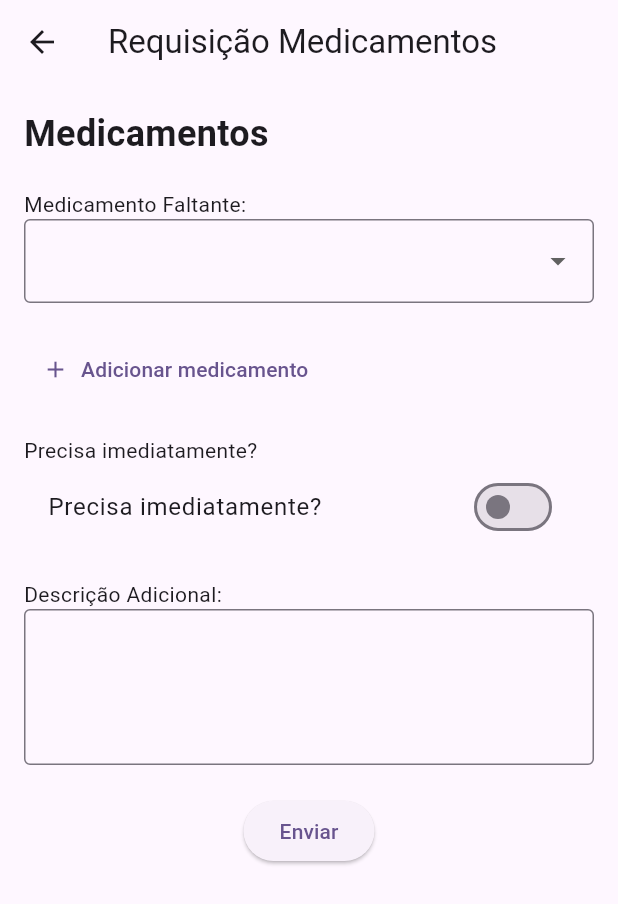
After one commit to paulo-evangelista/pilltrackr, a Flutter app: the screen it shows after launch, after a tap on "Create New Request", on a phone screen of 412 x 824 dp. The commit adds this screen. Shown: the top 904 px of the screen. Run offline on Flutter 3.47's test engine with Material 3 defaults, Android fonts, the phone set to English and light mode, and no system bars.

Commit message:
feat(flutter): request integration back-front

```diff
--- a/src/frontend/lib/main.dart
+++ b/src/frontend/lib/main.dart
@@ -1,6 +1,6 @@
 import 'package:flutter/material.dart';
 import 'package:frontend/views/enfermagem/requests.dart';
-import './views/enfermagem/requests.dart';
+import 'package:frontend/views/enfermagem/home.dart';
 
 void main() {
   runApp(const MyApp());
@@ -19,7 +19,7 @@ class MyApp extends StatelessWidget {
         useMaterial3: true,
       ),
       //home: const MyHomePage(title: 'Flutter Demo Home Page'),
-      home: MyRequests(),
+      home: HomeScreen(),
     );
   }
 }
--- /dev/null
+++ b/src/frontend/lib/views/enfermagem/home.dart
@@ -0,0 +1,43 @@
+import 'package:flutter/material.dart';
+import 'package:frontend/views/enfermagem/requests.dart';
+import 'package:frontend/views/enfermagem/new_request.dart';
+
+class HomeScreen extends StatelessWidget {
+  @override
+  Widget build(BuildContext context) {
+    return Scaffold(
+      appBar: AppBar(title: Text('Home')),
+      body: Center(
+        child: Column(
+          mainAxisAlignment: MainAxisAlignment.center,
+          children: [
+            Text(
+              'Welcome!',
+              style: TextStyle(fontSize: 32, fontWeight: FontWeight.bold),
+            ),
+            SizedBox(height: 20),
+            ElevatedButton(
+              onPressed: () {
+                Navigator.push(
+                  context,
+                  MaterialPageRoute(builder: (context) => NewRequest()),
+                );
+              },
+              child: Text('Create New Request'),
+            ),
+            SizedBox(height: 10),
+            ElevatedButton(
+              onPressed: () {
+                Navigator.push(
+                  context,
+                  MaterialPageRoute(builder: (context) => MyRequests()),
+                );
+              },
+              child: Text('View Requests'),
+            ),
+          ],
+        ),
+      ),
+    );
+  }
+}
--- /dev/null
+++ b/src/frontend/lib/views/enfermagem/new_request.dart
@@ -0,0 +1,134 @@
+import 'package:flutter/material.dart';
+import 'package:http/http.dart' as http;
+import 'dart:convert';
+
+class NewRequest extends StatefulWidget {
+  @override
+  _NewRequestState createState() => _NewRequestState();
+}
+
+class _NewRequestState extends State<NewRequest> {
+  final List<String> _medicines = ['Aspirina', 'Paracetamol', 'Ibuprofeno'];
+  String? _selectedMedicine;
+  bool _isImmediate = false;
+  final TextEditingController _descriptionController = TextEditingController();
+
+  Future<void> _sendRequest() async {
+    if (_selectedMedicine == null || _descriptionController.text.isEmpty) {
+      ScaffoldMessenger.of(context).showSnackBar(
+        SnackBar(content: Text('Por favor, preencha todos os campos.')),
+      );
+      return;
+    }
+
+    final url = Uri.parse('http://192.168.43.120:8080/request/create');
+    final token = 'token';
+    final headers = {
+      'Content-Type': 'application/json',
+      'Authorization': 'Bearer $token',
+      };
+    final body = json.encode({
+      // 'medicamento': _selectedMedicine,
+      // 'imediato': _isImmediate,
+      // 'descricao': _descriptionController.text,
+      "productCodes": ["002"],
+      "pixiesID": 2,
+      "urgent": false,
+      "description":"Está sem nada"
+    });
+
+    try {
+      final response = await http.post(url, headers: headers, body: body);
+      if (response.statusCode == 201) {
+        ScaffoldMessenger.of(context).showSnackBar(
+          SnackBar(content: Text('Requisição enviada com sucesso!')),
+        );
+      } else {
+        ScaffoldMessenger.of(context).showSnackBar(
+          SnackBar(content: Text('Erro ao enviar requisição: ${response.statusCode} ${response.reasonPhrase}')),
+        );
+      }
+    } catch (e) {
+      ScaffoldMessenger.of(context).showSnackBar(
+        SnackBar(content: Text('Erro ao enviar requisição: $e')),
+      );
+    }
+  }
+
+  @override
+  Widget build(BuildContext context) {
+    return Scaffold(
+      appBar: AppBar(title: Text('Requisição Medicamentos')),
+      body: Padding(
+        padding: const EdgeInsets.all(16.0),
+        child: Column(
+          crossAxisAlignment: CrossAxisAlignment.start,
+          children: [
+            Text(
+              'Medicamentos',
+              style: TextStyle(
+                fontSize: 24,
+                fontWeight: FontWeight.bold,
+              ),
+            ),
+            SizedBox(height: 20),
+            Text('Medicamento Faltante:'),
+            DropdownButtonFormField<String>(
+              value: _selectedMedicine,
+              onChanged: (newValue) {
+                setState(() {
+                  _selectedMedicine = newValue;
+                });
+              },
+              items: _medicines.map((medicine) {
+                return DropdownMenuItem(
+                  value: medicine,
+                  child: Text(medicine),
+                );
+              }).toList(),
+              decoration: InputDecoration(
+                border: OutlineInputBorder(),
+                suffixIcon: Icon(Icons.arrow_drop_down),
+              ),
+            ),
+            SizedBox(height: 20),
+            TextButton.icon(
+              onPressed: () {
+                // Lógica para adicionar um novo medicamento
+              },
+              icon: Icon(Icons.add),
+              label: Text('Adicionar medicamento'),
+            ),
+            SizedBox(height: 20),
+            Text('Precisa imediatamente?'),
+            SwitchListTile(
+              value: _isImmediate,
+              onChanged: (newValue) {
+                setState(() {
+                  _isImmediate = newValue;
+                });
+              },
+              title: Text('Precisa imediatamente?'),
+            ),
+            SizedBox(height: 20),
+            Text('Descrição Adicional:'),
+            TextField(
+              controller: _descriptionController,
+              maxLines: 3,
+              decoration: InputDecoration(
+                border: OutlineInputBorder(),
+              ),
+            ),
+            SizedBox(height: 20),
+            Center(
+              child: ElevatedButton(
+                onPressed: _sendRequest,
+                child: Text('Enviar'),
+              ),
+            ),
+          ],
+        ),
+      ),
+    );
+  }
+}
--- a/src/frontend/pubspec.yaml
+++ b/src/frontend/pubspec.yaml
@@ -30,6 +30,7 @@ environment:
 dependencies:
   flutter:
     sdk: flutter
+  http: ^0.13.3
 
 
   # The following adds the Cupertino Icons font to your application.
```
Also changed, not shown: src/frontend/lib/views/enfermagem/teste.dart (added, +126 -0 lines), src/frontend/pubspec.lock, 1 other file.
